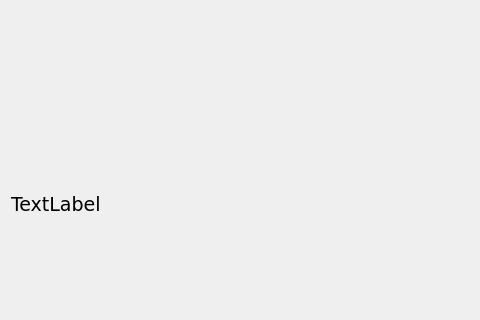
Before: the Qt Designer form checkeng/dialogs/test1/test1.ui in kusanekinov/CheckEng, drawn with Qt 5; both pictures show x 0 to 480 and y 0 to 320 of the 960 by 540 pixel window.
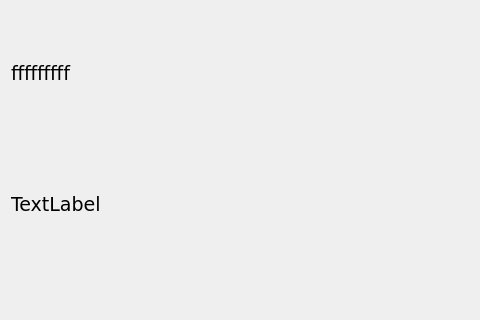
After: the same form once the commit is applied.

Commit message: CheckEng | edited test1

```diff
--- a/checkeng/dialogs/test1/test1.ui
+++ b/checkeng/dialogs/test1/test1.ui
@@ -28,7 +28,7 @@
    <item>
     <widget class="QLabel" name="l_question">
      <property name="text">
-      <string/>
+      <string>fffffffff</string>
      </property>
     </widget>
    </item>
```
The commit also changes 2 other files.
